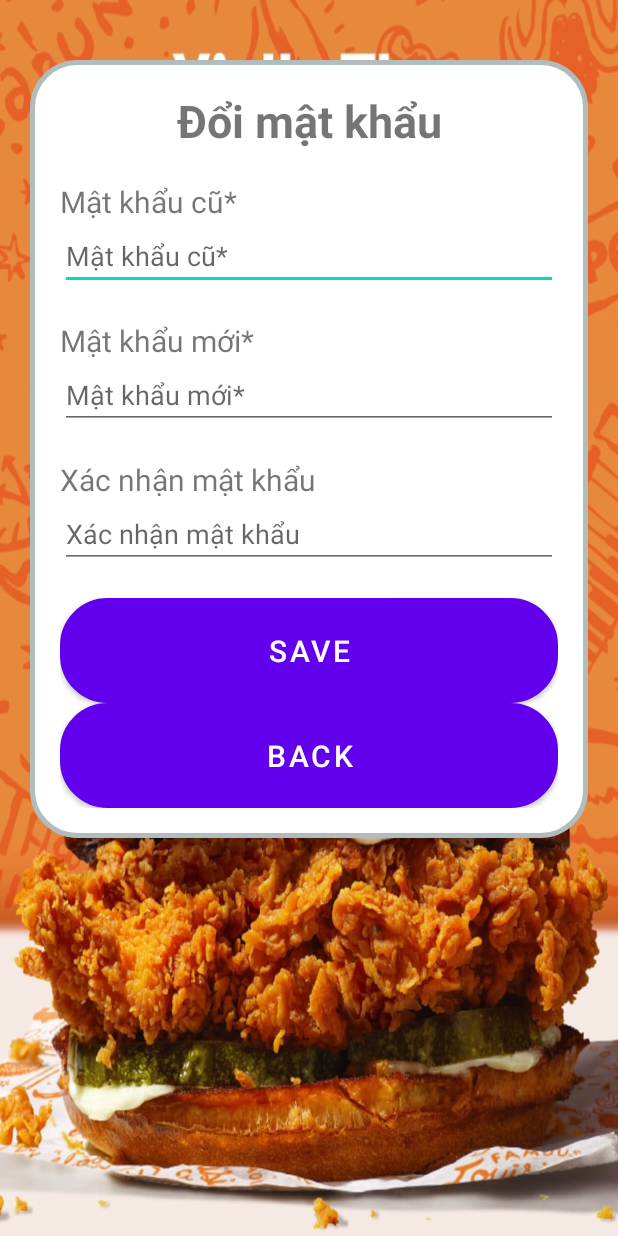
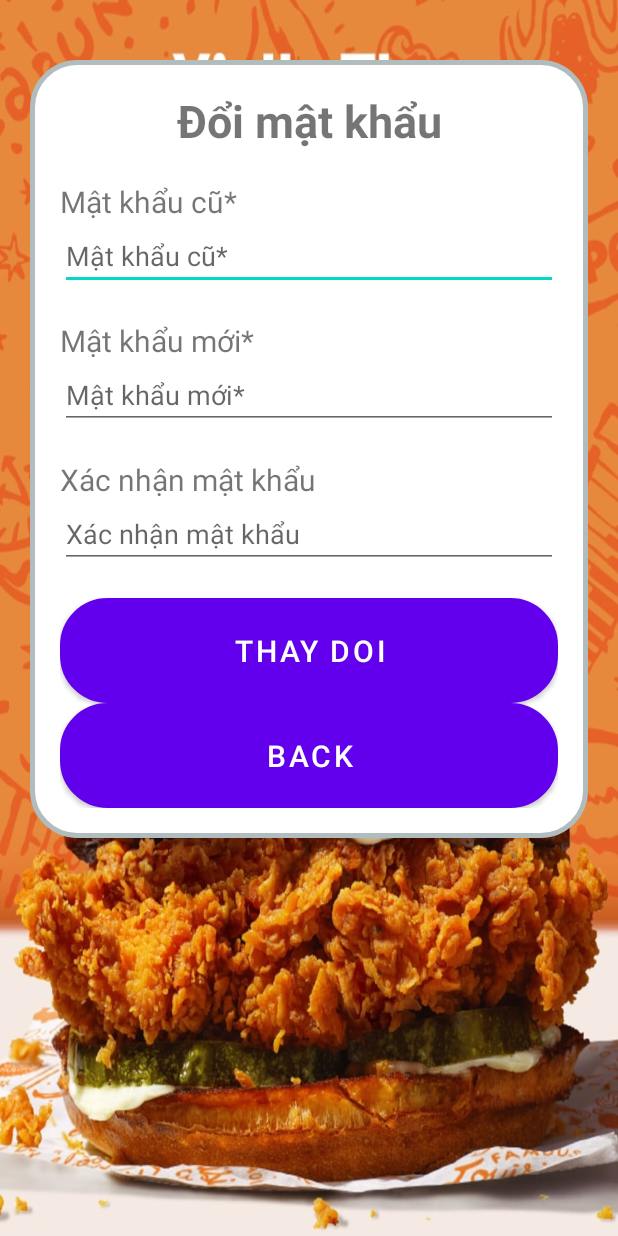
Before and after one commit to HoKhacDang20/AppDatDoAnOnline, an Android app: the layout password_change_layout.xml on its own in the app's theme, with its tools: preview values and no code run, on a phone screen of 412 x 824 dp. Run offline under Robolectric (Android 15) with nearby library versions, the phone set to English and light mode, and no system bars.

Commit message:
Layout thay đổi password (update)

```diff
--- a/app/src/main/res/layout/password_change_layout.xml
+++ b/app/src/main/res/layout/password_change_layout.xml
@@ -66,13 +66,13 @@
                 android:layout_height="wrap_content"
                 android:hint="@string/registry_confirm_pass"
                 android:singleLine="true"
-                android:password="true"
+                aassword="true"
                 android:layout_marginBottom="20dp"></EditText>
             <Button
                 android:id="@+id/btnPasswordSave"
                 android:layout_width="match_parent"
                 android:layout_height="70dp"
-                android:text="@string/Save"
+                android:text="Thay doi"
                 android:textSize="20dp"
                 android:background="@drawable/login_button"></Button>
             <Button
```
